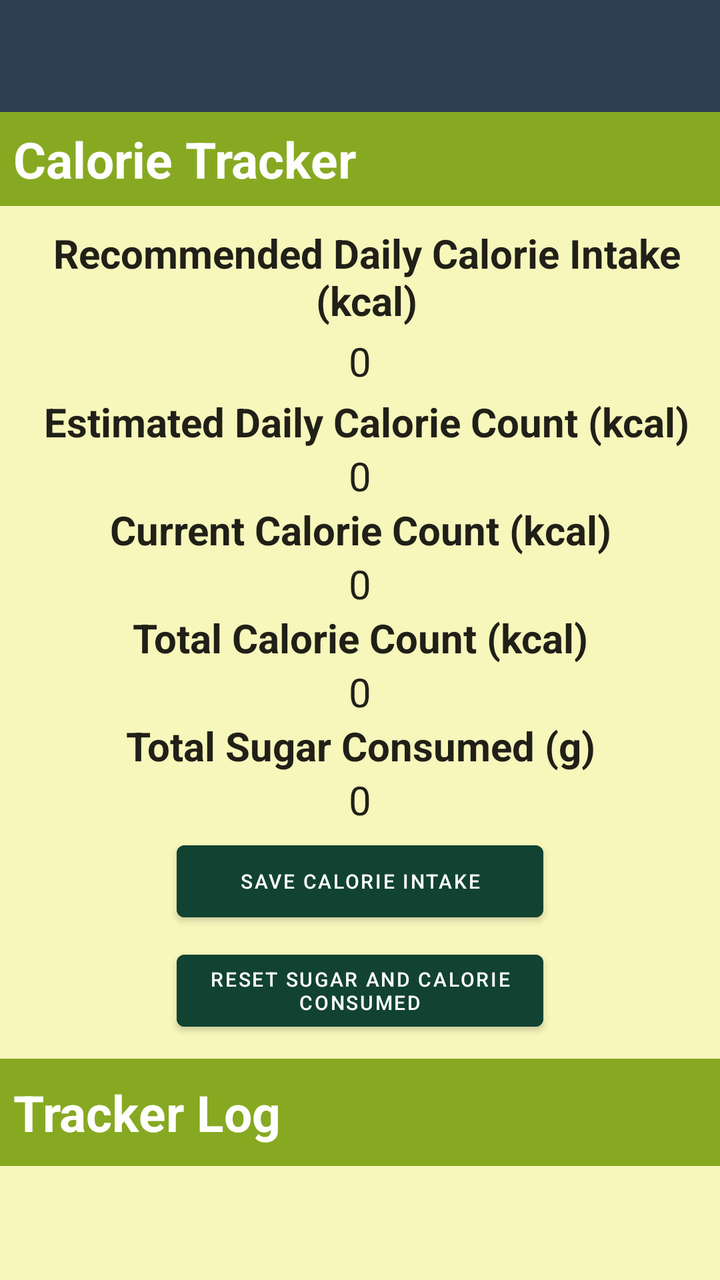
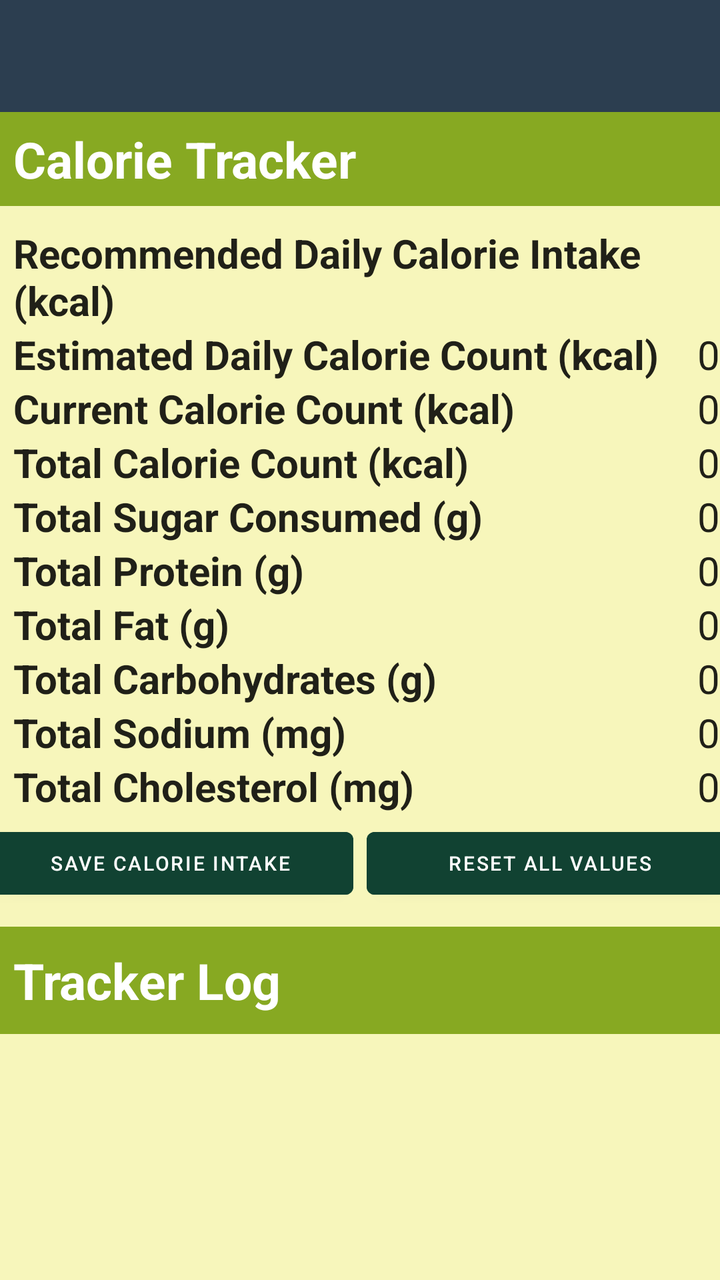

Before-and-after screenshots of an Android layout around one commit, followed by the original layout XML and the change that was made.
<!-- AndroidManifest.xml: application theme AppTheme -->
<!-- res/layout/tracker.xml -->
<LinearLayout android:orientation="vertical" android:minWidth="25px" android:minHeight="25px" android:layout_width="match_parent" android:layout_height="match_parent" android:id="@+id/linearLayout1" android:background="#87A922" xmlns:app="http://schemas.android.com/apk/res-auto" xmlns:android="http://schemas.android.com/apk/res/android"><com.google.android.material.appbar.AppBarLayout android:layout_width="match_parent" android:layout_height="wrap_content" android:theme="@style/AppTheme.AppBarOverlay"><androidx.appcompat.widget.Toolbar android:id="@+id/toolbar" android:layout_width="match_parent" android:layout_height="?attr/actionBarSize" android:background="?attr/colorPrimary" /></com.google.android.material.appbar.AppBarLayout><TextView android:text="Calorie Tracker" android:textAppearance="?android:attr/textAppearanceLarge" android:layout_width="match_parent" android:layout_height="wrap_content" android:id="@+id/textV_Calorie_Track" android:textStyle="bold" android:textSize="25dp" android:textColor="@android:color/background_light" android:paddingLeft="20px" android:paddingTop="20px" android:paddingBottom="20px" /><LinearLayout android:orientation="vertical" android:minWidth="25px" android:minHeight="25px" android:layout_width="match_parent" android:layout_height="wrap_content" android:id="@+id/linearLayout_INNER" android:fadingEdge="none" android:background="#F7F6BB" android:paddingTop="20px" android:paddingBottom="20px"><TextView android:text="Recommended Daily Calorie Intake (kcal)" android:textAppearance="?android:attr/textAppearanceLarge" android:layout_width="match_parent" android:layout_height="wrap_content" android:textStyle="bold" android:textSize="20dp" android:paddingLeft="20px" android:paddingTop="10px" android:paddingBottom="10px" android:gravity="center" android:id="@+id/textView1" /><TextView android:text="0" android:textAppearance="?android:attr/textAppearanceLarge" android:layout_width="match_parent" android:layout_height="wrap_content" android:gravity="center" android:textSize="20dp" android:id="@+id/textV_recommendNum" /><TextView android:text="Estimated Daily Calorie Count (kcal)" android:textAppearance="?android:attr/textAppearanceLarge" android:layout_width="match_parent" android:layout_height="wrap_content" android:layout_weight="1" android:gravity="center" android:textStyle="bold" android:paddingLeft="20px" android:paddingTop="10px" android:textSize="20dp" android:id="@+id/textV_PrevCalorie" /><TextView android:text="0" android:textAppearance="?android:attr/textAppearanceLarge" android:layout_width="match_parent" android:layout_height="wrap_content" android:layout_weight="1" android:gravity="center" android:textSize="20dp" android:id="@+id/textV_NumPrev" /><TextView android:text="Current Calorie Count (kcal)" android:textAppearance="?android:attr/textAppearanceLarge" android:layout_width="match_parent" android:layout_height="wrap_content" android:layout_weight="1" android:gravity="center" android:textStyle="bold" android:textSize="20dp" android:id="@+id/textV_CurrentCalorie" /><TextView android:text="0" android:textAppearance="?android:attr/textAppearanceLarge" android:layout_width="match_parent" android:layout_height="wrap_content" android:layout_weight="1" android:gravity="center" android:textSize="20dp" android:id="@+id/textV_NumCurrent" /><TextView android:text="Total Calorie Count (kcal)" android:textAppearance="?android:attr/textAppearanceLarge" android:layout_width="match_parent" android:layout_height="wrap_content" android:gravity="center" android:textStyle="bold" android:textSize="20dp" android:id="@+id/textV_TotalCalorie" /><TextView android:text="0" android:textAppearance="?android:attr/textAppearanceLarge" android:layout_width="match_parent" android:layout_height="wrap_content" android:gravity="center" android:textSize="20dp" android:id="@+id/textV_TotalCalorieNum" /><TextView android:text="Total Sugar Consumed (g)" android:textAppearance="?android:attr/textAppearanceLarge" android:layout_width="match_parent" android:layout_height="wrap_content" android:id="@+id/textV_Sugar" android:gravity="center" android:textStyle="bold" android:textSize="20dp" /><TextView android:text="0" android:textAppearance="?android:attr/textAppearanceLarge" android:layout_width="match_parent" android:layout_height="wrap_content" android:id="@+id/textV_NumSugar" android:gravity="center" android:textSize="20dp" /><Button android:text="Save Calorie Intake" android:layout_width="550px" android:layout_height="wrap_content" android:id="@+id/btn_saveCalorie" android:textSize="30px" android:paddingTop="10px" android:paddingBottom="10px" android:layout_gravity="center" android:backgroundTint="#114232" android:layout_marginBottom="10px" android:layout_marginTop="10px" /><Button android:text="Reset Sugar and Calorie Consumed" android:layout_width="550px" android:layout_height="wrap_content" android:id="@+id/btnn_resetSugar" android:textSize="30px" android:paddingTop="10px" android:paddingBottom="10px" android:layout_gravity="center" android:backgroundTint="#114232" android:layout_marginBottom="10px" android:layout_marginTop="10px" /></LinearLayout><LinearLayout android:orientation="vertical" android:minWidth="25px" android:minHeight="25px" android:layout_width="match_parent" android:layout_height="wrap_content" android:id="@+id/linearLayout3" android:paddingTop="10px" android:paddingBottom="10px"><TextView android:text="Tracker Log" android:textAppearance="?android:attr/textAppearanceLarge" android:layout_width="match_parent" android:layout_height="wrap_content" android:id="@+id/textVLogs" android:textStyle="bold" android:textSize="25dp" android:textColor="@android:color/background_light" android:paddingLeft="20px" android:paddingTop="20px" android:paddingBottom="20px" /></LinearLayout><LinearLayout android:orientation="vertical" android:id="@+id/linearLayout2" android:layout_width="match_parent" android:layout_height="match_parent" android:background="#87A922"><ListView android:layout_width="match_parent" android:layout_height="match_parent" android:id="@+id/listview1" android:layout_weight="1" android:background="#F7F6BB" /></LinearLayout></LinearLayout>
<!-- resources referenced by this layout -->
<resources>
  <style name="AppTheme.AppBarOverlay" parent="ThemeOverlay.MaterialComponents.Dark.ActionBar" />
  <style name="AppTheme" parent="Theme.MaterialComponents.Light.DarkActionBar"><item name="colorPrimary">@color/colorPrimary</item><item name="colorPrimaryDark">@color/colorPrimaryDark</item><item name="colorAccent">@color/colorAccent</item><item name="windowActionBar">false</item><item name="windowNoTitle">true</item></style>
  <color name="colorPrimary">#2c3e50</color>
  <color name="colorPrimaryDark">#1B3147</color>
  <color name="colorAccent">#3498db</color>
</resources>

<!-- the commit's change to res/layout/tracker.xml (unified diff, before → after) -->
@@ -1 +1 @@
-<LinearLayout android:orientation="vertical" android:minWidth="25px" android:minHeight="25px" android:layout_width="match_parent" android:layout_height="match_parent" android:id="@+id/linearLayout1" android:background="#87A922" xmlns:app="http://schemas.android.com/apk/res-auto" xmlns:android="http://schemas.android.com/apk/res/android"><com.google.android.material.appbar.AppBarLayout android:layout_width="match_parent" android:layout_height="wrap_content" android:theme="@style/AppTheme.AppBarOverlay"><androidx.appcompat.widget.Toolbar android:id="@+id/toolbar" android:layout_width="match_parent" android:layout_height="?attr/actionBarSize" android:background="?attr/colorPrimary" /></com.google.android.material.appbar.AppBarLayout><TextView android:text="Calorie Tracker" android:textAppearance="?android:attr/textAppearanceLarge" android:layout_width="match_parent" android:layout_height="wrap_content" android:id="@+id/textV_Calorie_Track" android:textStyle="bold" android:textSize="25dp" android:textColor="@android:color/background_light" android:paddingLeft="20px" android:paddingTop="20px" android:paddingBottom="20px" /><LinearLayout android:orientation="vertical" android:minWidth="25px" android:minHeight="25px" android:layout_width="match_parent" android:layout_height="wrap_content" android:id="@+id/linearLayout_INNER" android:fadingEdge="none" android:background="#F7F6BB" android:paddingTop="20px" android:paddingBottom="20px"><TextView android:text="Recommended Daily Calorie Intake (kcal)" android:textAppearance="?android:attr/textAppearanceLarge" android:layout_width="match_parent" android:layout_height="wrap_content" android:textStyle="bold" android:textSize="20dp" android:paddingLeft="20px" android:paddingTop="10px" android:paddingBottom="10px" android:gravity="center" android:id="@+id/textView1" /><TextView android:text="0" android:textAppearance="?android:attr/textAppearanceLarge" android:layout_width="match_parent" android:layout_height="wrap_content" android:gravity="center" android:textSize="20dp" android:id="@+id/textV_recommendNum" /><TextView android:text="Estimated Daily Calorie Count (kcal)" android:textAppearance="?android:attr/textAppearanceLarge" android:layout_width="match_parent" android:layout_height="wrap_content" android:layout_weight="1" android:gravity="center" android:textStyle="bold" android:paddingLeft="20px" android:paddingTop="10px" android:textSize="20dp" android:id="@+id/textV_PrevCalorie" /><TextView android:text="0" android:textAppearance="?android:attr/textAppearanceLarge" android:layout_width="match_parent" android:layout_height="wrap_content" android:layout_weight="1" android:gravity="center" android:textSize="20dp" android:id="@+id/textV_NumPrev" /><TextView android:text="Current Calorie Count (kcal)" android:textAppearance="?android:attr/textAppearanceLarge" android:layout_width="match_parent" android:layout_height="wrap_content" android:layout_weight="1" android:gravity="center" android:textStyle="bold" android:textSize="20dp" android:id="@+id/textV_CurrentCalorie" /><TextView android:text="0" android:textAppearance="?android:attr/textAppearanceLarge" android:layout_width="match_parent" android:layout_height="wrap_content" android:layout_weight="1" android:gravity="center" android:textSize="20dp" android:id="@+id/textV_NumCurrent" /><TextView android:text="Total Calorie Count (kcal)" android:textAppearance="?android:attr/textAppearanceLarge" android:layout_width="match_parent" android:layout_height="wrap_content" android:gravity="center" android:textStyle="bold" android:textSize="20dp" android:id="@+id/textV_TotalCalorie" /><TextView android:text="0" android:textAppearance="?android:attr/textAppearanceLarge" android:layout_width="match_parent" android:layout_height="wrap_content" android:gravity="center" android:textSize="20dp" android:id="@+id/textV_TotalCalorieNum" /><TextView android:text="Total Sugar Consumed (g)" android:textAppearance="?android:attr/textAppearanceLarge" android:layout_width="match_parent" android:layout_height="wrap_content" android:id="@+id/textV_Sugar" android:gravity="center" android:textStyle="bold" android:textSize="20dp" /><TextView android:text="0" android:textAppearance="?android:attr/textAppearanceLarge" android:layout_width="match_parent" android:layout_height="wrap_content" android:id="@+id/textV_NumSugar" android:gravity="center" android:textSize="20dp" /><Button android:text="Save Calorie Intake" android:layout_width="550px" android:layout_height="wrap_content" android:id="@+id/btn_saveCalorie" android:textSize="30px" android:paddingTop="10px" android:paddingBottom="10px" android:layout_gravity="center" android:backgroundTint="#114232" android:layout_marginBottom="10px" android:layout_marginTop="10px" /><Button android:text="Reset Sugar and Calorie Consumed" android:layout_width="550px" android:layout_height="wrap_content" android:id="@+id/btnn_resetSugar" android:textSize="30px" android:paddingTop="10px" android:paddingBottom="10px" android:layout_gravity="center" android:backgroundTint="#114232" android:layout_marginBottom="10px" android:layout_marginTop="10px" /></LinearLayout><LinearLayout android:orientation="vertical" android:minWidth="25px" android:minHeight="25px" android:layout_width="match_parent" android:layout_height="wrap_content" android:id="@+id/linearLayout3" android:paddingTop="10px" android:paddingBottom="10px"><TextView android:text="Tracker Log" android:textAppearance="?android:attr/textAppearanceLarge" android:layout_width="match_parent" android:layout_height="wrap_content" android:id="@+id/textVLogs" android:textStyle="bold" android:textSize="25dp" android:textColor="@android:color/background_light" android:paddingLeft="20px" android:paddingTop="20px" android:paddingBottom="20px" /></LinearLayout><LinearLayout android:orientation="vertical" android:id="@+id/linearLayout2" android:layout_width="match_parent" android:layout_height="match_parent" android:background="#87A922"><ListView android:layout_width="match_parent" android:layout_height="match_parent" android:id="@+id/listview1" android:layout_weight="1" android:background="#F7F6BB" /></LinearLayout></LinearLayout>
+<LinearLayout android:orientation="vertical" android:minWidth="25px" android:minHeight="25px" android:layout_width="match_parent" android:layout_height="match_parent" android:id="@+id/linearLayout1" android:background="#87A922" xmlns:app="http://schemas.android.com/apk/res-auto" xmlns:android="http://schemas.android.com/apk/res/android"><com.google.android.material.appbar.AppBarLayout android:layout_width="match_parent" android:layout_height="wrap_content" android:theme="@style/AppTheme.AppBarOverlay"><androidx.appcompat.widget.Toolbar android:id="@+id/toolbar" android:layout_width="match_parent" android:layout_height="?attr/actionBarSize" android:background="?attr/colorPrimary" /></com.google.android.material.appbar.AppBarLayout><TextView android:text="Calorie Tracker" android:textAppearance="?android:attr/textAppearanceLarge" android:layout_width="match_parent" android:layout_height="wrap_content" android:id="@+id/textV_Calorie_Track" android:textStyle="bold" android:textSize="25dp" android:textColor="@android:color/background_light" android:paddingLeft="20px" android:paddingTop="20px" android:paddingBottom="20px" /><LinearLayout android:orientation="vertical" android:minWidth="25px" android:minHeight="25px" android:layout_width="match_parent" android:layout_height="wrap_content" android:id="@+id/linearLayout_INNER" android:fadingEdge="none" android:background="#F7F6BB" android:paddingTop="20px" android:paddingBottom="20px"><LinearLayout android:orientation="horizontal" android:minWidth="25px" android:minHeight="25px" android:layout_width="match_parent" android:layout_height="wrap_content" android:id="@+id/linearLayout4"><TextView android:text="Recommended Daily Calorie Intake (kcal)" android:textAppearance="?android:attr/textAppearanceLarge" android:layout_width="wrap_content" android:layout_height="wrap_content" android:textStyle="bold" android:textSize="20dp" android:paddingLeft="20px" android:paddingTop="10px" android:id="@+id/textView1" /><TextView android:text="0" android:textAppearance="?android:attr/textAppearanceLarge" android:layout_width="match_parent" android:layout_height="wrap_content" android:gravity="right" android:textSize="20dp" android:id="@+id/textV_recommendNum" /></LinearLayout><LinearLayout android:orientation="horizontal" android:minWidth="25px" android:minHeight="25px" android:layout_width="match_parent" android:layout_height="wrap_content" android:id="@+id/linearLayout5"><TextView android:text="Estimated Daily Calorie Count (kcal)" android:textAppearance="?android:attr/textAppearanceLarge" android:layout_width="wrap_content" android:layout_height="wrap_content" android:textStyle="bold" android:paddingLeft="20px" android:textSize="20dp" android:id="@+id/textV_PrevCalorie" /><TextView android:text="0" android:textAppearance="?android:attr/textAppearanceLarge" android:layout_width="match_parent" android:layout_height="wrap_content" android:gravity="right" android:textSize="20dp" android:id="@+id/textV_NumPrev" /></LinearLayout><LinearLayout android:orientation="horizontal" android:minWidth="25px" android:minHeight="25px" android:layout_width="match_parent" android:layout_height="wrap_content" android:id="@+id/linearLayout6"><TextView android:text="Current Calorie Count (kcal)" android:textAppearance="?android:attr/textAppearanceLarge" android:layout_width="wrap_content" android:layout_height="wrap_content" android:paddingLeft="20px" android:textStyle="bold" android:textSize="20dp" android:id="@+id/textV_CurrentCalorie" /><TextView android:text="0" android:textAppearance="?android:attr/textAppearanceLarge" android:layout_width="match_parent" android:layout_height="wrap_content" android:gravity="right" android:textSize="20dp" android:id="@+id/textV_NumCurrent" /></LinearLayout><LinearLayout android:orientation="horizontal" android:minWidth="25px" android:minHeight="25px" android:layout_width="match_parent" android:layout_height="wrap_content" android:id="@+id/linearLayout7"><TextView android:text="Total Calorie Count (kcal)" android:textAppearance="?android:attr/textAppearanceLarge" android:layout_width="wrap_content" android:layout_height="wrap_content" android:paddingLeft="20px" android:textStyle="bold" android:textSize="20dp" android:id="@+id/textV_TotalCalorie" /><TextView android:text="0" android:textAppearance="?android:attr/textAppearanceLarge" android:layout_width="match_parent" android:layout_height="wrap_content" android:gravity="right" android:textSize="20dp" android:id="@+id/textV_TotalCalorieNum" /></LinearLayout><LinearLayout android:orientation="horizontal" android:minWidth="25px" android:minHeight="25px" android:layout_width="match_parent" android:layout_height="wrap_content" android:id="@+id/linearLayout8"><TextView android:text="Total Sugar Consumed (g)" android:textAppearance="?android:attr/textAppearanceLarge" android:layout_width="wrap_content" android:layout_height="wrap_content" android:paddingLeft="20px" android:id="@+id/textV_Sugar" android:textStyle="bold" android:textSize="20dp" /><TextView android:text="0" android:textAppearance="?android:attr/textAppearanceLarge" android:layout_width="match_parent" android:layout_height="wrap_content" android:id="@+id/textV_NumSugar" android:gravity="right" android:textSize="20dp" /></LinearLayout><LinearLayout android:orientation="horizontal" android:minWidth="25px" android:minHeight="25px" android:layout_width="match_parent" android:layout_height="wrap_content" android:id="@+id/linearLayout10"><TextView android:text="Total Protein (g)" android:textAppearance="?android:attr/textAppearanceLarge" android:layout_width="wrap_content" android:layout_height="wrap_content" android:paddingLeft="20px" android:id="@+id/textV_protein" android:textStyle="bold" android:textSize="20dp" /><TextView android:text="0" android:textAppearance="?android:attr/textAppearanceLarge" android:layout_width="match_parent" android:layout_height="wrap_content" android:id="@+id/textV_numprotein" android:gravity="right" android:textSize="20dp" /></LinearLayout><LinearLayout android:orientation="horizontal" android:minWidth="25px" android:minHeight="25px" android:layout_width="match_parent" android:layout_height="wrap_content" android:id="@+id/linear1"><TextView android:text="Total Fat (g)" android:textAppearance="?android:attr/textAppearanceLarge" android:layout_width="wrap_content" android:layout_height="wrap_content" android:paddingLeft="20px" android:id="@+id/textV_fat" android:textStyle="bold" android:textSize="20dp" /><TextView android:text="0" android:textAppearance="?android:attr/textAppearanceLarge" android:layout_width="match_parent" android:layout_height="wrap_content" android:id="@+id/textV_numfats" android:gravity="right" android:textSize="20dp" /></LinearLayout><LinearLayout android:orientation="horizontal" android:minWidth="25px" android:minHeight="25px" android:layout_width="match_parent" android:layout_height="wrap_content" android:id="@+id/linear2"><TextView android:text="Total Carbohydrates (g)" android:textAppearance="?android:attr/textAppearanceLarge" android:layout_width="wrap_content" android:layout_height="wrap_content" android:paddingLeft="20px" android:id="@+id/textV_carbohydrates" android:textStyle="bold" android:textSize="20dp" /><TextView android:text="0" android:textAppearance="?android:attr/textAppearanceLarge" android:layout_width="match_parent" android:layout_height="wrap_content" android:id="@+id/textV_numcarbohydrates" android:gravity="right" android:textSize="20dp" /></LinearLayout><LinearLayout android:orientation="horizontal" android:minWidth="25px" android:minHeight="25px" android:layout_width="match_parent" android:layout_height="wrap_content" android:id="@+id/linear3"><TextView android:text="Total Sodium (mg)" android:textAppearance="?android:attr/textAppearanceLarge" android:layout_width="wrap_content" android:layout_height="wrap_content" android:paddingLeft="20px" android:id="@+id/textV_sodium" android:textStyle="bold" android:textSize="20dp" /><TextView android:text="0" android:textAppearance="?android:attr/textAppearanceLarge" android:layout_width="match_parent" android:layout_height="wrap_content" android:id="@+id/textV_numsodium" android:gravity="right" android:textSize="20dp" /></LinearLayout><LinearLayout android:orientation="horizontal" android:minWidth="25px" android:minHeight="25px" android:layout_width="match_parent" android:layout_height="wrap_content" android:id="@+id/linear4"><TextView android:text="Total Cholesterol (mg)" android:textAppearance="?android:attr/textAppearanceLarge" android:layout_width="wrap_content" android:layout_height="wrap_content" android:paddingLeft="20px" android:id="@+id/textV_cholesterol" android:textStyle="bold" android:textSize="20dp" /><TextView android:text="0" android:textAppearance="?android:attr/textAppearanceLarge" android:layout_width="match_parent" android:layout_height="wrap_content" android:id="@+id/textV_numcholesterol" android:gravity="right" android:textSize="20dp" /></LinearLayout><LinearLayout android:orientation="horizontal" android:minWidth="25px" android:minHeight="25px" android:layout_width="match_parent" android:layout_height="wrap_content" android:gravity="center" android:id="@+id/linearLayout9"><Button android:text="Save Calorie Intake" android:layout_width="550px" android:layout_height="130px" android:id="@+id/btn_saveCalorie" android:textSize="30px" android:paddingTop="10px" android:paddingBottom="10px" android:layout_gravity="center" android:backgroundTint="#114232" android:layout_marginBottom="10px" android:layout_marginLeft="10px" android:layout_marginRight="10px" android:layout_marginTop="10px" /><Button android:text="Reset All Values" android:layout_width="550px" android:layout_height="130px" android:id="@+id/btnn_resetSugar" android:textSize="30px" android:paddingTop="10px" android:paddingBottom="10px" android:layout_gravity="center" android:backgroundTint="#114232" android:layout_marginBottom="10px" android:layout_marginLeft="10px" android:layout_marginRight="10px" android:layout_marginTop="10px" /></LinearLayout></LinearLayout><LinearLayout android:orientation="vertical" android:minWidth="25px" android:minHeight="25px" android:layout_width="match_parent" android:layout_height="wrap_content" android:id="@+id/linearLayout3" android:paddingTop="10px" android:paddingBottom="10px"><TextView android:text="Tracker Log" android:textAppearance="?android:attr/textAppearanceLarge" android:layout_width="match_parent" android:layout_height="wrap_content" android:id="@+id/textVLogs" android:textStyle="bold" android:textSize="25dp" android:textColor="@android:color/background_light" android:paddingLeft="20px" android:paddingTop="20px" android:paddingBottom="20px" /></LinearLayout><LinearLayout android:orientation="vertical" android:id="@+id/linearLayout2" android:layout_width="match_parent" android:layout_height="match_parent" android:background="#87A922"><ListView android:layout_width="match_parent" android:layout_height="match_parent" android:id="@+id/listview1" android:layout_weight="1" android:background="#F7F6BB" /></LinearLayout></LinearLayout>
